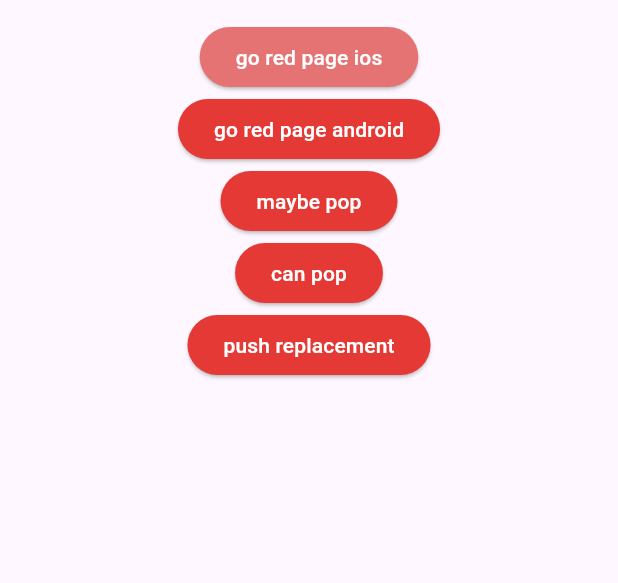
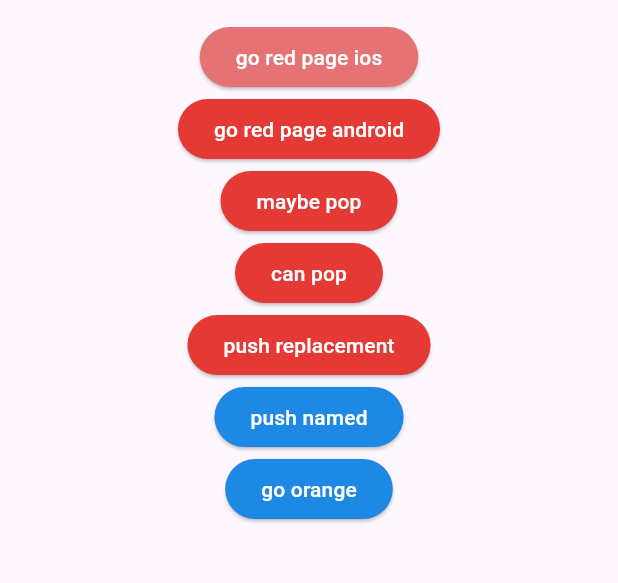
Before and after one commit to Soucius/flutter_bootcamp, a Flutter app: the screen it shows after launch, on a phone screen of 412 x 824 dp, the part 63-646 px from its top. Run offline on Flutter 3.47's test engine with Material 3 defaults, Android fonts, the phone set to English and light mode, and no system bars; our stand-ins replace flutter_easyloading.

Commit message:
named route and routes map

```diff
--- a/flutter_navigations/lib/main.dart
+++ b/flutter_navigations/lib/main.dart
@@ -1,6 +1,7 @@
 import 'package:flutter/cupertino.dart';
 import 'package:flutter/material.dart';
 import 'package:flutter_navigations/green_page.dart';
+import 'package:flutter_navigations/orange_page.dart';
 import 'package:flutter_navigations/red_page.dart';
 
 void main() => runApp(const MyApp());
@@ -12,7 +13,24 @@ class MyApp extends StatelessWidget {
   Widget build(BuildContext context) {
     return MaterialApp(
       title: 'Material App',
-      home: HomePage(),
+      // home: HomePage(),
+      routes: {
+        "/": (context) => HomePage(),
+        "/redPage": (context) => RedPage(),
+        "/orangePage": (context) => OrangePage(),
+      },
+      onUnknownRoute: (settings) => MaterialPageRoute(
+          builder: (context) => Scaffold(
+                appBar: AppBar(
+                  title: Text("error page"),
+                ),
+                body: Center(
+                  child: Text(
+                    "404",
+                    style: TextStyle(fontSize: 64),
+                  ),
+                ),
+              )),
     );
   }
 }
@@ -94,6 +112,28 @@ class HomePage extends StatelessWidget {
                 style: TextStyle(color: Colors.white),
               ),
             ),
+            ElevatedButton(
+              onPressed: () {
+                Navigator.pushNamed(context, "/redPage");
+              },
+              style: ElevatedButton.styleFrom(
+                  backgroundColor: Colors.blue.shade600),
+              child: Text(
+                "push named",
+                style: TextStyle(color: Colors.white),
+              ),
+            ),
+            ElevatedButton(
+              onPressed: () {
+                Navigator.pushNamed(context, "/orangePage");
+              },
+              style: ElevatedButton.styleFrom(
+                  backgroundColor: Colors.blue.shade600),
+              child: Text(
+                "go orange",
+                style: TextStyle(color: Colors.white),
+              ),
+            ),
           ],
         ),
       ),
```
